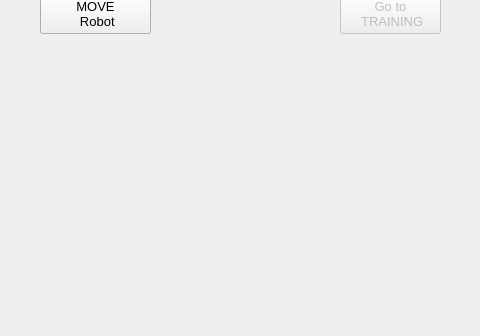
Qt form rehab_gui/rehab_gui/MovementWindow.ui (CNR-STIIMA-IRAS/Fit4Med) before a commit; both pictures show x 0 to 480 and y 597 to 933 of the 480 by 933 pixel window.
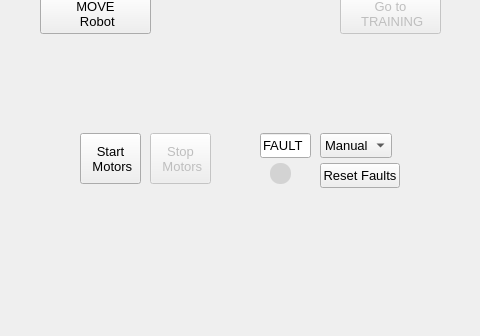
The same form after that commit.

Commit message: lower buttons added in movement window

Patch:
```diff
--- a/rehab_gui/rehab_gui/MovementWindow.ui
+++ b/rehab_gui/rehab_gui/MovementWindow.ui
@@ -497,6 +497,106 @@
     <string>GO to START</string>
    </property>
   </widget>
+  <widget class="QPushButton" name="pushButton_StartMotors">
+   <property name="geometry">
+    <rect>
+     <x>80</x>
+     <y>730</y>
+     <width>61</width>
+     <height>51</height>
+    </rect>
+   </property>
+   <property name="styleSheet">
+    <string notr="true"/>
+   </property>
+   <property name="text">
+    <string>Start
+ Motors</string>
+   </property>
+  </widget>
+  <widget class="QComboBox" name="comboBox_ResetFaults">
+   <property name="geometry">
+    <rect>
+     <x>320</x>
+     <y>730</y>
+     <width>72</width>
+     <height>25</height>
+    </rect>
+   </property>
+   <item>
+    <property name="text">
+     <string>Manual</string>
+    </property>
+   </item>
+   <item>
+    <property name="text">
+     <string>Auto</string>
+    </property>
+   </item>
+  </widget>
+  <widget class="QLineEdit" name="lineEdit_FaultDetected">
+   <property name="geometry">
+    <rect>
+     <x>260</x>
+     <y>730</y>
+     <width>51</width>
+     <height>25</height>
+    </rect>
+   </property>
+   <property name="text">
+    <string>FAULT</string>
+   </property>
+  </widget>
+  <widget class="QPushButton" name="pushButton_StopMotors">
+   <property name="enabled">
+    <bool>false</bool>
+   </property>
+   <property name="geometry">
+    <rect>
+     <x>150</x>
+     <y>730</y>
+     <width>61</width>
+     <height>51</height>
+    </rect>
+   </property>
+   <property name="text">
+    <string>Stop
+ Motors</string>
+   </property>
+  </widget>
+  <widget class="QPushButton" name="pushButton_ResetFaults">
+   <property name="geometry">
+    <rect>
+     <x>320</x>
+     <y>760</y>
+     <width>80</width>
+     <height>25</height>
+    </rect>
+   </property>
+   <property name="text">
+    <string>Reset Faults</string>
+   </property>
+  </widget>
+  <widget class="QFrame" name="frame_FaultDetected">
+   <property name="geometry">
+    <rect>
+     <x>270</x>
+     <y>760</y>
+     <width>21</width>
+     <height>21</height>
+    </rect>
+   </property>
+   <property name="styleSheet">
+    <string notr="true">background-color: lightgray;
+border-radius: 10px;</string>
+   </property>
+   <property name="frameShape">
+    <enum>QFrame::StyledPanel</enum>
+   </property>
+   <property name="frameShadow">
+    <enum>QFrame::Raised</enum>
+   </property>
+  </widget>
  </widget>
  <tabstops>
   <tabstop>lineEdit_MovTime</tabstop>
```
The commit also changes 8 other files.
